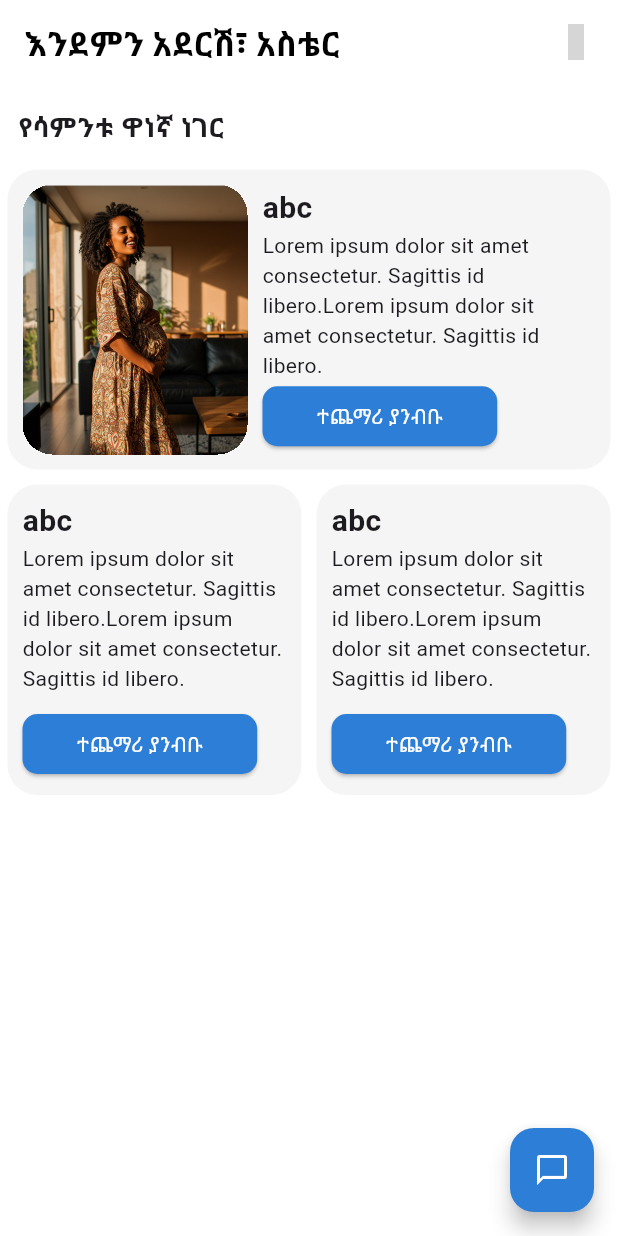
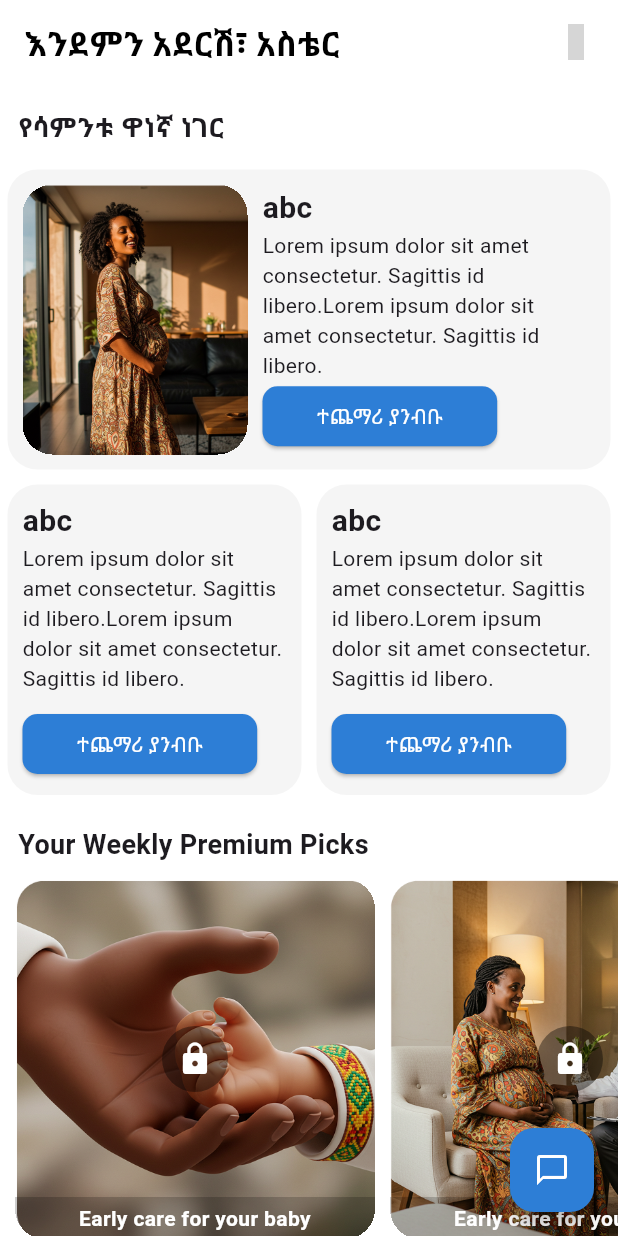
Before and after one commit to Abelabebe313/lenat_mobile, a Flutter app: the HomeView screen opened directly, on a phone screen of 412 x 824 dp. Run offline on Flutter 3.47's test engine with Material 3 defaults, Android fonts, the phone set to English and light mode, and no system bars; our stand-ins replace cached_network_image, flutter_blurhash, flutter_secure_storage, flutter_svg, get_it, google_generative_ai and 6 more; missing offline and left inert: chapasdk, minio; accounts and stored records are empty; grey boxes are pictures that could not be loaded.

Commit message:
paid content

```diff
--- a/lib/view/home/home_view.dart
+++ b/lib/view/home/home_view.dart
@@ -1,6 +1,7 @@
 import 'package:flutter/material.dart';
 import 'package:hugeicons/hugeicons.dart';
 import 'package:lenat_mobile/core/colors.dart';
+import 'package:lenat_mobile/view/home/widget/premium_content_container.dart';
 
 class HomeView extends StatefulWidget {
   const HomeView({super.key});
@@ -227,7 +228,45 @@ class _HomeViewState extends State<HomeView> {
                 ),
               ),
             ],
-          )
+          ),
+
+          // Premium Content
+          Padding(
+            padding: const EdgeInsets.only(
+              left: 12.0,
+              bottom: 10.0,
+              top: 15.0,
+            ),
+            child: Text(
+              "Your Weekly Premium Picks",
+              style: TextStyle(
+                fontWeight: FontWeight.bold,
+                fontSize: 18.0,
+              ),
+            ),
+          ),
+          SingleChildScrollView(
+            scrollDirection: Axis.horizontal,
+            padding: EdgeInsets.symmetric(horizontal: 10.0),
+            child: Row(
+              spacing: 10.0,
+              children: [
+                PremiumContentContainer(
+                  image: "assets/images/image4.png",
+                  title: "Early care for your baby",
+                ),
+                PremiumContentContainer(
+                  image: "assets/images/image2.png",
+                  title: "Early care for your baby",
+                ),
+                PremiumContentContainer(
+                  image: "assets/images/image.png",
+                  title: "Early care for your baby",
+                ),
+              ],
+            ),
+          ),
+          SizedBox(height: 200.0),
         ],
       ),
       floatingActionButton: FloatingActionButton(
--- /dev/null
+++ b/lib/view/home/widget/premium_content_container.dart
@@ -0,0 +1,128 @@
+import 'package:flutter/material.dart';
+import 'package:lenat_mobile/view/blog/blog.dart';
+import 'package:lenat_mobile/view/premium/premium_view.dart';
+import 'package:shared_preferences/shared_preferences.dart';
+
+class PremiumContentContainer extends StatefulWidget {
+  const PremiumContentContainer({
+    super.key,
+    required this.image,
+    required this.title,
+  });
+
+  final String image;
+  final String title;
+
+  @override
+  State<PremiumContentContainer> createState() =>
+      _PremiumContentContainerState();
+}
+
+class _PremiumContentContainerState extends State<PremiumContentContainer> {
+  bool isPaid = false;
+  void checkIfPaid() async {
+    final prefs = await SharedPreferences.getInstance();
+    isPaid = await prefs.getBool('isPaid') ?? false;
+    setState(() {});
+  }
+
+  void lockAgain() async {
+    print("here3eeeeeeeeee");
+    final prefs = await SharedPreferences.getInstance();
+    await prefs.setBool('isPaid', false);
+    isPaid = await prefs.getBool('isPaid') ?? false;
+    setState(() {});
+  }
+
+  @override
+  void initState() {
+    // TODO: implement initState
+    super.initState();
+    checkIfPaid();
+  }
+
+  @override
+  Widget build(BuildContext context) {
+    checkIfPaid();
+    return GestureDetector(
+      onTap: () {
+        Navigator.push(
+          context,
+          MaterialPageRoute(
+            builder: (context) => isPaid
+                ? Blog(
+                    body: "",
+                    image: widget.image,
+                    title: widget.title,
+                  )
+                : PremiumView(),
+          ),
+        );
+      },
+      child: Container(
+        width: 240.0,
+        height: 240.0,
+        clipBehavior: Clip.hardEdge,
+        decoration: BoxDecoration(
+          borderRadius: BorderRadius.circular(20.0),
+        ),
+        child: Stack(
+          alignment: Alignment.bottomLeft,
+          children: [
+            Align(
+              alignment: Alignment.topCenter,
+              child: Image.asset(
+                widget.image,
+                fit: BoxFit.cover,
+              ),
+            ),
+            isPaid
+                ? Container()
+                : Align(
+                    child: Container(
+                      padding: EdgeInsets.all(10.0),
+                      decoration: BoxDecoration(
+                        color: Colors.black.withAlpha(100),
+                        borderRadius: BorderRadius.circular(100.0),
+                      ),
+                      child: Icon(
+                        Icons.lock,
+                        color: Colors.white,
+                      ),
+                    ),
+                  ),
+            Align(
+              alignment: Alignment.bottomCenter,
+              child: Container(
+                width: 240.0,
+                // height: 250.0,
+                padding: EdgeInsets.symmetric(
+                  vertical: 3.0,
+                  horizontal: 6.0,
+                ),
+                decoration: BoxDecoration(
+                  color: Colors.black.withAlpha(50),
+                  border: Border.all(color: Colors.transparent),
+                  // borderRadius: BorderRadius.circular(20.0),
+                ),
+                child: GestureDetector(
+                  onTap: () {
+                    lockAgain();
+                  },
+                  child: Text(
+                    widget.title,
+                    textAlign: TextAlign.center,
+                    style: TextStyle(
+                      color: Colors.white,
+                      fontWeight: FontWeight.bold,
+                    ),
+                  ),
+                ),
+              ),
+            ),
+          ],
+        ),
+      ),
+    );
+  }
+}
```
Also changed, not shown: lib/view/blog/blog.dart (added, +53 -0 lines), lib/view/premium/premium_view.dart (+5 -2 lines).
